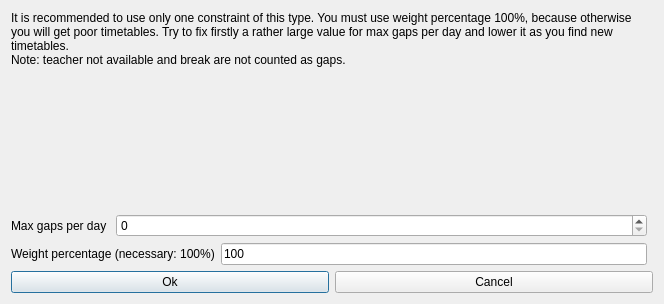
First picture: the form in src/interface/modifyconstraintteachersmaxgapsperdayform_template.ui, repository janLo/FET, before the edit.
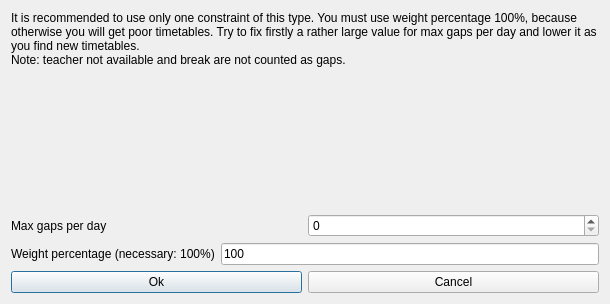
Second picture: the form after the edit.

```diff
--- a/src/interface/modifyconstraintteachersmaxgapsperdayform_template.ui
+++ b/src/interface/modifyconstraintteachersmaxgapsperdayform_template.ui
@@ -6,58 +6,73 @@
    <rect>
     <x>0</x>
     <y>0</y>
-    <width>613</width>
+    <width>610</width>
     <height>304</height>
    </rect>
   </property>
   <property name="windowTitle">
    <string extracomment="This is the title of the dialog to modify a constraint of this type">Modify teachers max gaps per day</string>
   </property>
-  <layout class="QGridLayout">
-   <item row="1" column="0" colspan="2">
-    <layout class="QHBoxLayout">
-     <item>
-      <widget class="QPushButton" name="okPushButton">
-       <property name="text">
-        <string>Ok</string>
-       </property>
-      </widget>
-     </item>
-     <item>
-      <widget class="QPushButton" name="cancelPushButton">
-       <property name="text">
-        <string>Cancel</string>
-       </property>
-      </widget>
-     </item>
-    </layout>
-   </item>
-   <item row="0" column="0">
-    <layout class="QGridLayout">
-     <item row="0" column="0" colspan="3">
-      <widget class="QLabel" name="weightTextLabel_2">
-       <property name="sizePolicy">
-        <sizepolicy hsizetype="Minimum" vsizetype="Minimum">
-         <horstretch>0</horstretch>
-         <verstretch>0</verstretch>
-        </sizepolicy>
-       </property>
-       <property name="frameShape">
-        <enum>QFrame::NoFrame</enum>
-       </property>
-       <property name="frameShadow">
-        <enum>QFrame::Plain</enum>
-       </property>
-       <property name="text">
-        <string>It is recommended to use only one constraint of this type. You must use weight percentage 100%, because otherwise you will get poor timetables. Try to fix firstly a rather large value for max gaps per day and lower it as you find new timetables.
+  <layout class="QVBoxLayout" name="verticalLayout">
+   <item>
+    <widget class="QLabel" name="weightTextLabel_2">
+     <property name="sizePolicy">
+      <sizepolicy hsizetype="Minimum" vsizetype="Minimum">
+       <horstretch>0</horstretch>
+       <verstretch>0</verstretch>
+      </sizepolicy>
+     </property>
+     <property name="frameShape">
+      <enum>QFrame::NoFrame</enum>
+     </property>
+     <property name="frameShadow">
+      <enum>QFrame::Plain</enum>
+     </property>
+     <property name="text">
+      <string>It is recommended to use only one constraint of this type. You must use weight percentage 100%, because otherwise you will get poor timetables. Try to fix firstly a rather large value for max gaps per day and lower it as you find new timetables.
 Note: teacher not available and break are not counted as gaps.</string>
+     </property>
+     <property name="wordWrap">
+      <bool>true</bool>
+     </property>
+    </widget>
+   </item>
+   <item>
+    <spacer name="spacer5">
+     <property name="orientation">
+      <enum>Qt::Vertical</enum>
+     </property>
+     <property name="sizeType">
+      <enum>QSizePolicy::Expanding</enum>
+     </property>
+     <property name="sizeHint" stdset="0">
+      <size>
+       <width>20</width>
+       <height>83</height>
+      </size>
+     </property>
+    </spacer>
+   </item>
+   <item>
+    <layout class="QHBoxLayout" name="horizontalLayout">
+     <item>
+      <widget class="QLabel" name="textLabel1">
+       <property name="text">
+        <string>Max gaps per day</string>
        </property>
        <property name="wordWrap">
-        <bool>true</bool>
+        <bool>false</bool>
        </property>
       </widget>
      </item>
-     <item row="3" column="0" colspan="2">
+     <item>
+      <widget class="QSpinBox" name="maxGapsSpinBox"/>
+     </item>
+    </layout>
+   </item>
+   <item>
+    <layout class="QHBoxLayout" name="horizontalLayout_2">
+     <item>
       <widget class="QLabel" name="weightTextLabel">
        <property name="frameShape">
         <enum>QFrame::NoFrame</enum>
@@ -73,41 +88,30 @@
        </property>
       </widget>
      </item>
-     <item row="3" column="2">
+     <item>
       <widget class="QLineEdit" name="weightLineEdit">
        <property name="text">
         <string notr="true">100</string>
        </property>
       </widget>
      </item>
-     <item row="2" column="0">
-      <widget class="QLabel" name="textLabel1">
+    </layout>
+   </item>
+   <item>
+    <layout class="QHBoxLayout">
+     <item>
+      <widget class="QPushButton" name="okPushButton">
        <property name="text">
-        <string>Max gaps per day</string>
+        <string>Ok</string>
        </property>
-       <property name="wordWrap">
-        <bool>false</bool>
-       </property>
       </widget>
      </item>
-     <item row="2" column="1" colspan="2">
-      <widget class="QSpinBox" name="maxGapsSpinBox"/>
-     </item>
-     <item row="1" column="1">
-      <spacer name="spacer5">
-       <property name="orientation">
-        <enum>Qt::Vertical</enum>
+     <item>
+      <widget class="QPushButton" name="cancelPushButton">
+       <property name="text">
+        <string>Cancel</string>
        </property>
-       <property name="sizeType">
-        <enum>QSizePolicy::Expanding</enum>
-       </property>
-       <property name="sizeHint" stdset="0">
-        <size>
-         <width>20</width>
-         <height>16</height>
-        </size>
-       </property>
-      </spacer>
+      </widget>
      </item>
     </layout>
    </item>
```
